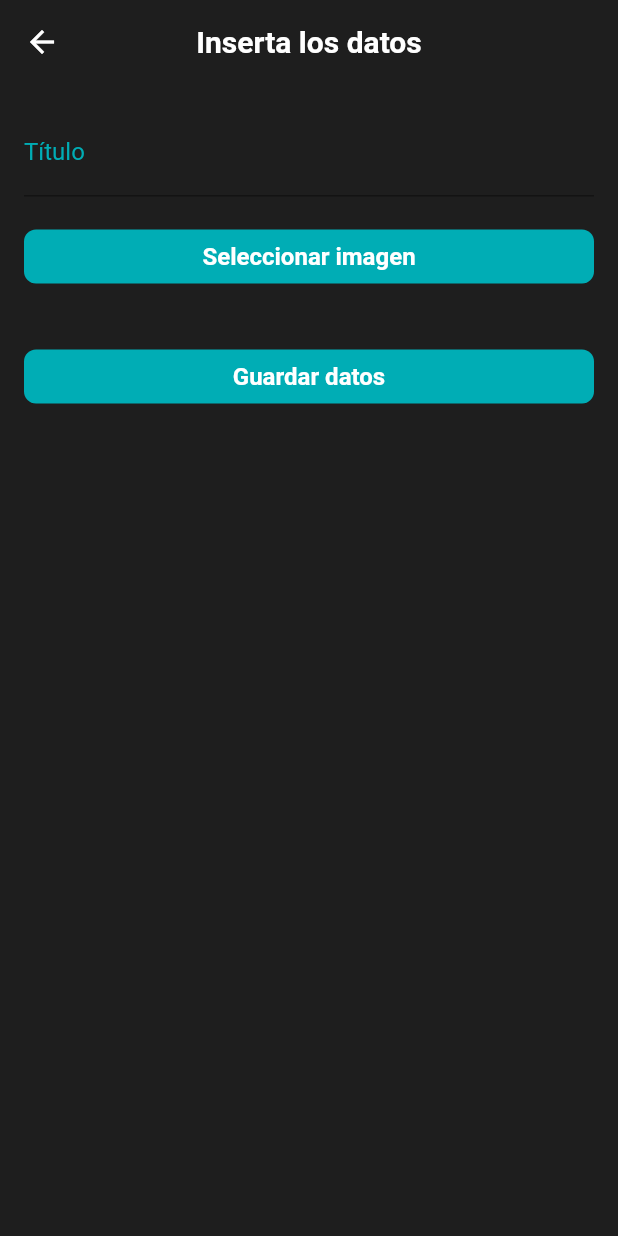
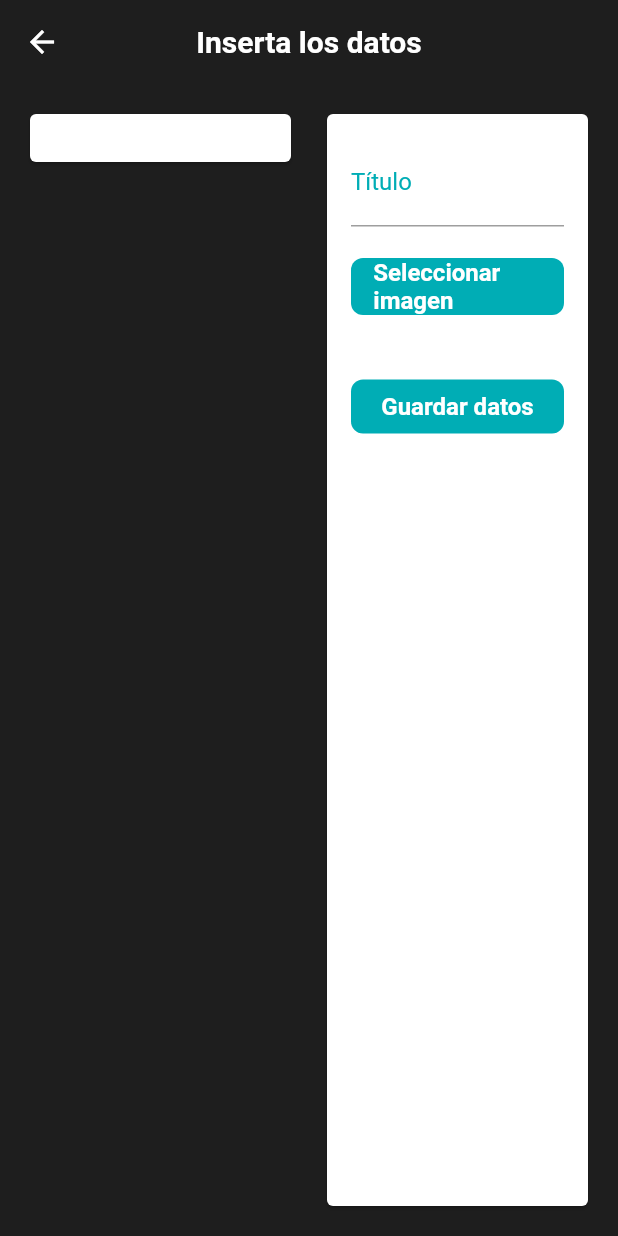
Before and after one commit to VIMarcosIV/game_keep_web_app_tfg, a Flutter app: the DataInsertion_Page screen opened directly, on a phone screen of 412 x 824 dp. Run offline on Flutter 3.47's test engine with Material 2 defaults, Android fonts, the phone set to English and light mode, and no system bars; our stand-ins replace cloud_firestore, firebase_auth, firebase_core, firebase_storage, flutter_spinkit; missing offline and left inert: dart:html; accounts and stored records are empty; statements that could not run were skipped.

Commit message:
Mejora de la UI de la insercion de datos

```diff
--- a/lib/pages/dataInsertion_page.dart
+++ b/lib/pages/dataInsertion_page.dart
@@ -85,6 +85,13 @@ class _DataInsertion_PageState extends State<DataInsertion_Page> {
       ),
       body: Padding(
         padding: EdgeInsets.all(16.0),
+        child: Row(
+          crossAxisAlignment: CrossAxisAlignment.start,
+          children: [
+            Expanded(
+              child: Card(
+                child: Padding(
+                  padding: EdgeInsets.all(16.0),
                   child: Form(
                     key: _formKey,
                     child: Column(
@@ -124,6 +131,57 @@ class _DataInsertion_PageState extends State<DataInsertion_Page> {
                     ),
                   ),
                 ),
+              ),
+            ),
+            SizedBox(width: 16.0),
+            Expanded(
+              child: Card(
+                child: Padding(
+                  padding: EdgeInsets.all(16.0),
+                  child: Form(
+                    key: _formKey,
+                    child: Column(
+                      crossAxisAlignment: CrossAxisAlignment.stretch,
+                      children: [
+                        TextFormField(
+                          controller: _titleController,
+                          decoration: InputDecoration(
+                            labelText: 'Título',
+                            hoverColor: Colors.white,
+                            fillColor: Colors.white,
+                          ),
+                          validator: (value) {
+                            if (value!.isEmpty) {
+                              return 'Por favor, introduce un título';
+                            }
+                            return null;
+                          },
+                        ),
+                        SizedBox(height: 16.0),
+                        ElevatedButton(
+                          onPressed: _selectImage,
+                          child: Text('Seleccionar imagen'),
+                        ),
+                        SizedBox(height: 16.0),
+                        if (_selectedImage != null)
+                          Image.network(
+                            html.Url.createObjectUrl(_selectedImage!),
+                            height: 200.0,
+                          ),
+                        SizedBox(height: 16.0),
+                        ElevatedButton(
+                          onPressed: _submitForm,
+                          child: Text('Guardar datos'),
+                        ),
+                      ],
+                    ),
+                  ),
+                ),
+              ),
+            ),
+          ],
+        ),
+      ),
     );
   }
 }
```
Also changed, not shown: 1 other file. Lines whose indentation alone changed are shown as unchanged.
